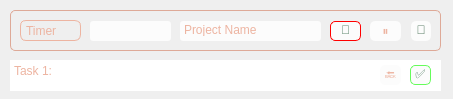
The window that time_ui.ui (TwigCoder/Procrastinator-Application) describes before a commit, drawn with Qt 5.
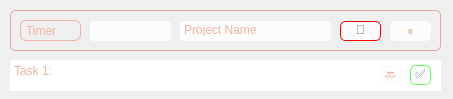
The same window after the commit.

Diff of the .ui file:
```diff
--- a/time_ui.ui
+++ b/time_ui.ui
@@ -64,7 +64,7 @@
      <rect>
       <x>170</x>
       <y>11</y>
-      <width>141</width>
+      <width>151</width>
       <height>20</height>
      </rect>
     </property>
@@ -114,9 +114,9 @@
    <widget class="QPushButton" name="stop_bt">
     <property name="geometry">
      <rect>
-      <x>320</x>
+      <x>330</x>
       <y>11</y>
-      <width>31</width>
+      <width>41</width>
       <height>20</height>
      </rect>
     </property>
@@ -171,36 +171,6 @@
      <bool>true</bool>
     </property>
    </widget>
-   <widget class="QPushButton" name="music_bt">
-    <property name="geometry">
-     <rect>
-      <x>401</x>
-      <y>11</y>
-      <width>20</width>
-      <height>20</height>
-     </rect>
-    </property>
-    <property name="styleSheet">
-     <string notr="true">QPushButton {
-	border-radius: 5px;
-	color: rgb(72, 112, 86);
-background-color: rgb(252, 252, 252);
-	font: 11pt &quot;Cascadia Code&quot;;
-	padding-bottom: 2px;
-}
-QPushButton::hover {
-	color: rgb(203, 154, 138);
-	background-color: rgb(240, 240, 240);
-}
-QPushButton::disabled {
-	color: rgb(108, 108, 108);
-	background-color: rgb(163, 163, 163);
-}</string>
-    </property>
-    <property name="text">
-     <string>🎼</string>
-    </property>
-   </widget>
    <widget class="QLabel" name="DNALabel_8">
     <property name="geometry">
      <rect>
@@ -225,9 +195,9 @@
    <widget class="QPushButton" name="pause_bt">
     <property name="geometry">
      <rect>
-      <x>360</x>
+      <x>380</x>
       <y>11</y>
-      <width>31</width>
+      <width>41</width>
       <height>20</height>
      </rect>
     </property>
```
